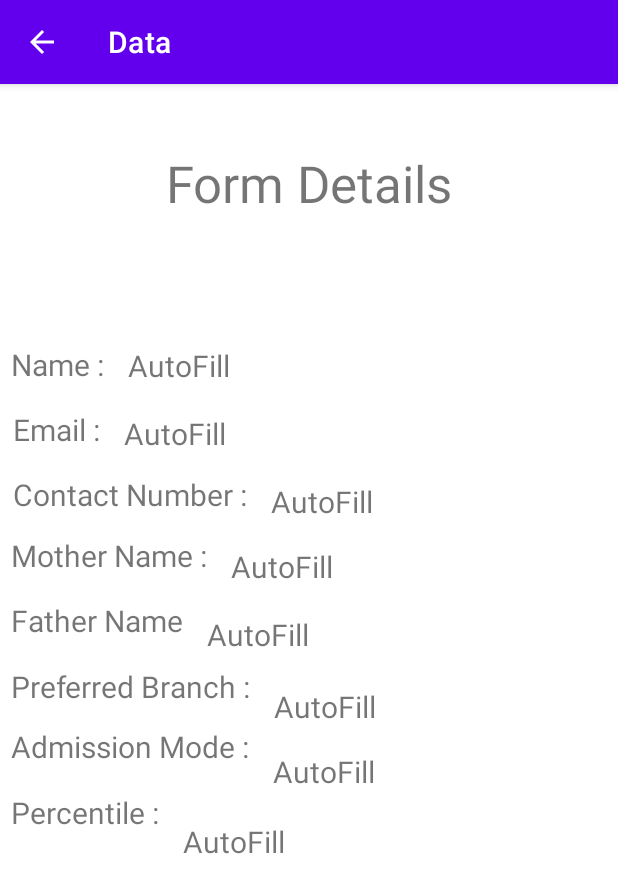
After one commit to Anuj-Rathore24/MiniProject, an Android app: the DIsplayData screen opened directly, with no data from a screen before it, on a phone screen of 412 x 824 dp. The commit adds this screen. Shown: the top 893 px of the screen. Run offline under Robolectric (Android 15) with nearby library versions, the light colour scheme and no system bars; 8 statements that could not run were skipped.

Commit message:
initializing repo

```diff
--- /dev/null
+++ b/app/src/main/java/com/example/myfirstapp/DIsplayData.java
@@ -0,0 +1,49 @@
+package com.example.myfirstapp;
+
+import androidx.appcompat.app.AppCompatActivity;
+
+import android.content.Intent;
+import android.os.Bundle;
+import android.util.Log;
+import android.widget.EditText;
+import android.widget.TextView;
+
+public class DIsplayData extends AppCompatActivity {
+    TextView name,email,contact,preferred,admission,mother,father,percentile;
+    @Override
+    protected void onCreate(Bundle savedInstanceState) {
+        super.onCreate(savedInstanceState);
+        setContentView(R.layout.activity_display_data);
+        Log.d("g","working");
+        Intent intent=getIntent();
+
+        selectData Object=(selectData) intent.getSerializableExtra("OurObject");
+//        Log.d("OurObject",Object.Email);
+        name=findViewById(R.id.textView8);
+        name.setText(Object.Name);
+//
+        email=findViewById(R.id.textView9);
+        email.setText(Object.Email);
+//
+        contact=findViewById(R.id.textView10);
+        contact.setText(Integer.toString(Object.Contact));
+//
+        mother=findViewById(R.id.textView11);
+        mother.setText(Object.MotherName);
+
+        father=findViewById(R.id.textView12);
+        father.setText(Object.FatherName);
+
+        preferred=findViewById(R.id.textView13);
+        preferred.setText(Object.PreferredBranch);
+//
+        admission=findViewById(R.id.textView14);
+        admission.setText(Object.AdmissionMode);
+
+        percentile=findViewById(R.id.textView15);
+        percentile.setText(Integer.toString(Object.Percentile));
+
+
+
+    }
+}
--- /dev/null
+++ b/app/src/main/res/layout/activity_display_data.xml
@@ -0,0 +1,214 @@
+<?xml version="1.0" encoding="utf-8"?>
+<androidx.constraintlayout.widget.ConstraintLayout xmlns:android="http://schemas.android.com/apk/res/android"
+    xmlns:app="http://schemas.android.com/apk/res-auto"
+    xmlns:tools="http://schemas.android.com/tools"
+    android:layout_width="match_parent"
+    android:layout_height="match_parent"
+    tools:context=".DIsplayData">
+
+    <TextView
+        android:id="@+id/textView18"
+        android:layout_width="wrap_content"
+        android:layout_height="wrap_content"
+        android:layout_marginTop="144dp"
+        android:text="Percentile :"
+        android:textSize="20sp"
+        app:layout_constraintEnd_toEndOf="@+id/textView5"
+        app:layout_constraintHorizontal_bias="0.0"
+        app:layout_constraintStart_toStartOf="@+id/textView5"
+        app:layout_constraintTop_toBottomOf="@+id/textView5" />
+
+    <TextView
+        android:id="@+id/textView17"
+        android:layout_width="wrap_content"
+        android:layout_height="wrap_content"
+        android:layout_marginStart="16dp"
+        android:text="AutoFill"
+        android:textSize="20sp"
+        app:layout_constraintBottom_toBottomOf="parent"
+        app:layout_constraintStart_toEndOf="@+id/textView18"
+        app:layout_constraintTop_toBottomOf="@+id/textView"
+        app:layout_constraintVertical_bias="0.618" />
+
+    <TextView
+        android:id="@+id/textView16"
+        android:layout_width="wrap_content"
+        android:layout_height="wrap_content"
+        android:layout_marginTop="100dp"
+        android:text="Admission Mode :"
+        android:textSize="20sp"
+        app:layout_constraintEnd_toEndOf="@+id/textView5"
+        app:layout_constraintHorizontal_bias="0.0"
+        app:layout_constraintStart_toStartOf="@+id/textView5"
+        app:layout_constraintTop_toBottomOf="@+id/textView5" />
+
+    <TextView
+        android:id="@+id/textView15"
+        android:layout_width="wrap_content"
+        android:layout_height="wrap_content"
+        android:layout_marginStart="16dp"
+        android:text="AutoFill"
+        android:textSize="20sp"
+        app:layout_constraintBottom_toBottomOf="parent"
+        app:layout_constraintStart_toEndOf="@+id/textView16"
+        app:layout_constraintTop_toBottomOf="@+id/textView"
+        app:layout_constraintVertical_bias="0.546" />
+
+    <TextView
+        android:id="@+id/textView14"
+        android:layout_width="wrap_content"
+        android:layout_height="wrap_content"
+        android:layout_marginTop="60dp"
+        android:text="Preferred Branch :"
+        android:textSize="20sp"
+        app:layout_constraintEnd_toEndOf="@+id/textView5"
+        app:layout_constraintHorizontal_bias="0.0"
+        app:layout_constraintStart_toStartOf="@+id/textView5"
+        app:layout_constraintTop_toBottomOf="@+id/textView5" />
+
+    <TextView
+        android:id="@+id/textView13"
+        android:layout_width="wrap_content"
+        android:layout_height="wrap_content"
+        android:layout_marginStart="16dp"
+        android:text="AutoFill"
+        android:textSize="20sp"
+        app:layout_constraintBottom_toBottomOf="parent"
+        app:layout_constraintStart_toEndOf="@+id/textView14"
+        app:layout_constraintTop_toBottomOf="@+id/textView"
+        app:layout_constraintVertical_bias="0.48" />
+
+    <TextView
+        android:id="@+id/textView12"
+        android:layout_width="wrap_content"
+        android:layout_height="wrap_content"
+        android:layout_marginStart="16dp"
+        android:text="AutoFill"
+        android:textSize="20sp"
+        app:layout_constraintBottom_toBottomOf="parent"
+        app:layout_constraintStart_toEndOf="@+id/textView6"
+        app:layout_constraintTop_toBottomOf="@+id/textView"
+        app:layout_constraintVertical_bias="0.406" />
+
+    <TextView
+        android:id="@+id/textView11"
+        android:layout_width="wrap_content"
+        android:layout_height="wrap_content"
+        android:layout_marginStart="16dp"
+        android:text="AutoFill"
+        android:textSize="20sp"
+        app:layout_constraintBottom_toBottomOf="parent"
+        app:layout_constraintStart_toEndOf="@+id/textView5"
+        app:layout_constraintTop_toBottomOf="@+id/textView"
+        app:layout_constraintVertical_bias="0.336" />
+
+    <TextView
+        android:id="@+id/textView10"
+        android:layout_width="wrap_content"
+        android:layout_height="wrap_content"
+        android:layout_marginStart="16dp"
+        android:text="AutoFill"
+        android:textSize="20sp"
+        app:layout_constraintBottom_toBottomOf="parent"
+        app:layout_constraintStart_toEndOf="@+id/textView4"
+        app:layout_constraintTop_toBottomOf="@+id/textView"
+        app:layout_constraintVertical_bias="0.27" />
+
+    <TextView
+        android:id="@+id/textView6"
+        android:layout_width="wrap_content"
+        android:layout_height="wrap_content"
+        android:layout_marginTop="16dp"
+        android:text="Father Name"
+        android:textSize="20sp"
+        app:layout_constraintEnd_toEndOf="@+id/textView5"
+        app:layout_constraintHorizontal_bias="0.0"
+        app:layout_constraintStart_toStartOf="@+id/textView5"
+        app:layout_constraintTop_toBottomOf="@+id/textView5" />
+
+    <TextView
+        android:id="@+id/textView5"
+        android:layout_width="wrap_content"
+        android:layout_height="wrap_content"
+        android:layout_marginTop="100dp"
+        android:text="Mother Name :"
+        android:textSize="20sp"
+        app:layout_constraintEnd_toEndOf="@+id/textView2"
+        app:layout_constraintHorizontal_bias="0.0"
+        app:layout_constraintStart_toStartOf="@+id/textView2"
+        app:layout_constraintTop_toBottomOf="@+id/textView2" />
+
+    <TextView
+        android:id="@+id/textView"
+        android:layout_width="wrap_content"
+        android:layout_height="wrap_content"
+        android:text="Form Details"
+        android:textSize="34sp"
+        app:layout_constraintBottom_toBottomOf="parent"
+        app:layout_constraintEnd_toEndOf="parent"
+        app:layout_constraintStart_toStartOf="parent"
+        app:layout_constraintTop_toTopOf="parent"
+        app:layout_constraintVertical_bias="0.060000002" />
+
+    <TextView
+        android:id="@+id/textView2"
+        android:layout_width="wrap_content"
+        android:layout_height="wrap_content"
+        android:text="Name :"
+        android:textSize="20sp"
+        app:layout_constraintBottom_toBottomOf="parent"
+        app:layout_constraintEnd_toEndOf="parent"
+        app:layout_constraintHorizontal_bias="0.02"
+        app:layout_constraintStart_toStartOf="parent"
+        app:layout_constraintTop_toBottomOf="@+id/textView"
+        app:layout_constraintVertical_bias="0.13" />
+
+    <TextView
+        android:id="@+id/textView8"
+        android:layout_width="wrap_content"
+        android:layout_height="wrap_content"
+        android:layout_marginStart="16dp"
+        android:text="AutoFill"
+        android:textSize="20sp"
+        app:layout_constraintBottom_toBottomOf="parent"
+        app:layout_constraintStart_toEndOf="@+id/textView2"
+        app:layout_constraintTop_toBottomOf="@+id/textView"
+        app:layout_constraintVertical_bias="0.131" />
+
+    <TextView
+        android:id="@+id/textView9"
+        android:layout_width="wrap_content"
+        android:layout_height="wrap_content"
+        android:layout_marginStart="16dp"
+        android:text="AutoFill"
+        android:textSize="20sp"
+        app:layout_constraintBottom_toBottomOf="parent"
+        app:layout_constraintStart_toEndOf="@+id/textView3"
+        app:layout_constraintTop_toBottomOf="@+id/textView"
+        app:layout_constraintVertical_bias="0.2" />
+
+    <TextView
+        android:id="@+id/textView3"
+        android:layout_width="wrap_content"
+        android:layout_height="wrap_content"
+        android:layout_marginTop="16dp"
+        android:text="Email :"
+        android:textSize="20sp"
+        app:layout_constraintEnd_toEndOf="@+id/textView2"
+        app:layout_constraintHorizontal_bias="0.3"
+        app:layout_constraintStart_toStartOf="@+id/textView2"
+        app:layout_constraintTop_toBottomOf="@+id/textView2" />
+
+    <TextView
+        android:id="@+id/textView4"
+        android:layout_width="wrap_content"
+        android:layout_height="wrap_content"
+        android:layout_marginTop="16dp"
+        android:text="Contact Number :"
+        android:textSize="20sp"
+        app:layout_constraintEnd_toEndOf="@+id/textView3"
+        app:layout_constraintHorizontal_bias="0.0"
+        app:layout_constraintStart_toStartOf="@+id/textView3"
+        app:layout_constraintTop_toBottomOf="@+id/textView3" />
+
+</androidx.constraintlayout.widget.ConstraintLayout>
--- a/build.gradle
+++ b/build.gradle
@@ -5,7 +5,7 @@ buildscript {
         mavenCentral()
     }
     dependencies {
-        classpath "com.android.tools.build:gradle:7.0.3"
+        classpath 'com.android.tools.build:gradle:7.2.1'
 
         // NOTE: Do not place your application dependencies here; they belong
         // in the individual module build.gradle files
```
Also changed, not shown: app/src/main/AndroidManifest.xml (+8 -4 lines), app/src/main/java/com/example/myfirstapp/DataBaseHelper.java (+55 -36 lines), app/src/main/java/com/example/myfirstapp/MainActivity.java (+72 -87 lines), app/src/main/res/layout/activity_main.xml (+53 -4 lines), gradle/wrapper/gradle-wrapper.properties.
